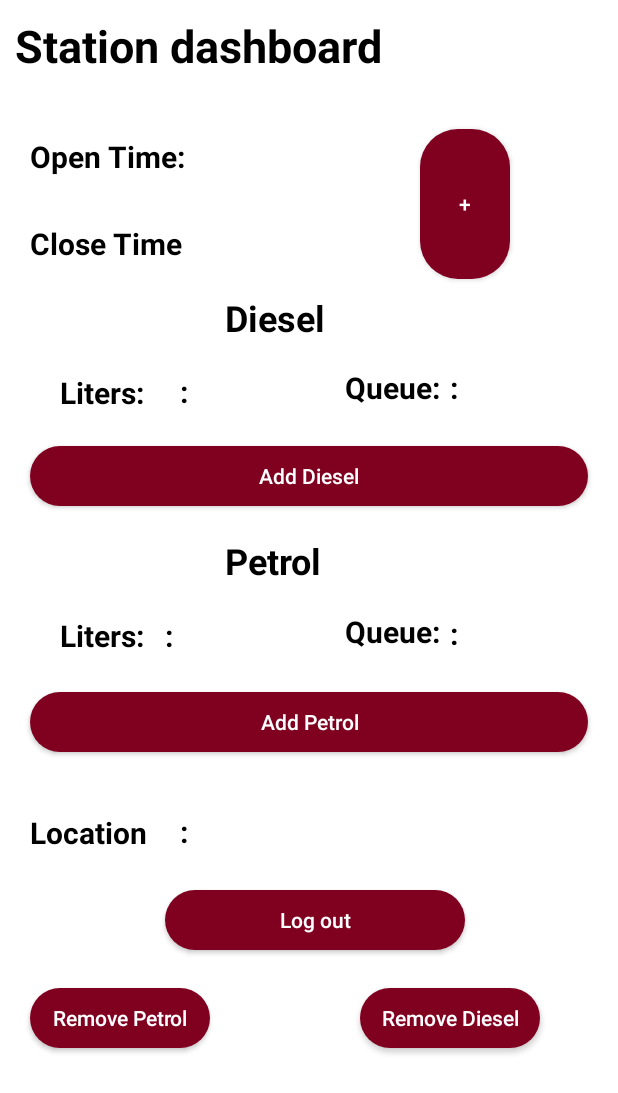
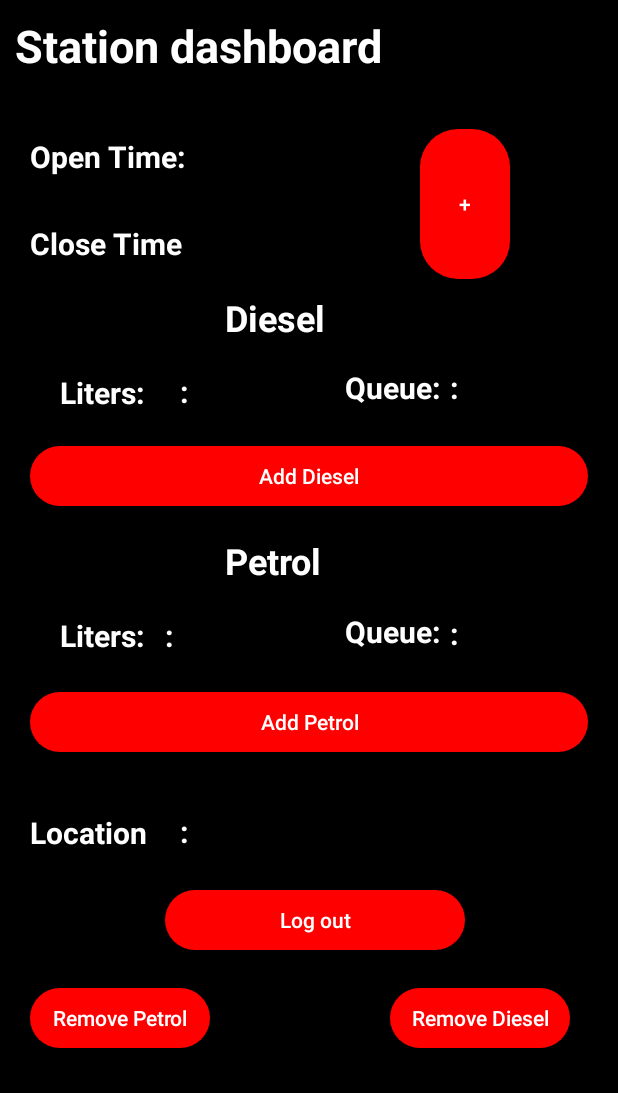
Before and after one commit to Agasthi98/StationAppFrontend, an Android app: the ShedOwnerActivity screen opened directly, with no data from a screen before it, on a phone screen of 412 x 824 dp. Shown: the top 1093 px of the screen. Run offline under Robolectric (Android 15) with nearby library versions, the phone set to English and light mode, and no system bars.

Commit message:
shed owner layout changed

```diff
--- a/app/src/main/res/layout/activity_shed_owner.xml
+++ b/app/src/main/res/layout/activity_shed_owner.xml
@@ -5,6 +5,7 @@
     android:layout_width="match_parent"
     android:layout_height="match_parent"
     android:orientation="vertical"
+    android:background="@color/black"
     tools:context=".ShedOwnerActivity">
 
     <TextView
@@ -16,7 +17,7 @@
         android:text="Station dashboard"
         android:textSize="30sp"
         android:textStyle="bold"
-        android:textColor="@color/black"/>
+        android:textColor="@color/white"/>
 
 
     <TextView
@@ -28,7 +29,7 @@
         android:text="Open Time: "
         android:textSize="20sp"
         android:textStyle="bold"
-        android:textColor="@color/black"/>
+        android:textColor="@color/white"/>
     <TextView
         android:id="@+id/txtOpenTimeValue"
         android:layout_width="wrap_content"
@@ -38,7 +39,7 @@
         android:text=" "
         android:textSize="20sp"
         android:textStyle="bold"
-        android:textColor="@color/black"/>
+        android:textColor="@color/white"/>
 
     <TextView
         android:id="@+id/txtCloseTime"
@@ -49,7 +50,7 @@
         android:text="Close Time "
         android:textSize="20sp"
         android:textStyle="bold"
-        android:textColor="@color/black"/>
+        android:textColor="@color/white"/>
 
     <androidx.appcompat.widget.AppCompatButton
         android:id="@+id/btnAddOpenTime"
@@ -72,7 +73,7 @@
         android:text=" "
         android:textSize="20sp"
         android:textStyle="bold"
-        android:textColor="@color/black"/>
+        android:textColor="@color/white"/>
 
     <TextView
         android:id="@+id/txtDieselDisplay"
@@ -83,7 +84,7 @@
         android:text="Diesel "
         android:textSize="24sp"
         android:textStyle="bold"
-        android:textColor="@color/black"/>
+        android:textColor="@color/white"/>
 
     <TextView
         android:id="@+id/txtLitersDisplay"
@@ -94,7 +95,7 @@
         android:text="Liters:"
         android:textSize="20dp"
         android:textStyle="bold"
-        android:textColor="@color/black"/>
+        android:textColor="@color/white"/>
 
     <TextView
         android:id="@+id/txtDieselLiterValue"
@@ -103,7 +104,7 @@
         android:layout_marginStart="120dp"
         android:layout_marginTop="-28dp"
         android:text=":"
-        android:textColor="@color/black"
+        android:textColor="@color/white"
         android:textSize="20dp"
         android:textStyle="bold" />
 
@@ -116,7 +117,7 @@
         android:text="Queue:"
         android:textSize="20dp"
         android:textStyle="bold"
-        android:textColor="@color/black"/>
+        android:textColor="@color/white"/>
 
     <TextView
         android:id="@+id/txtQueueDisplayValue"
@@ -127,7 +128,7 @@
         android:text=":"
         android:textSize="20dp"
         android:textStyle="bold"
-        android:textColor="@color/black"/>
+        android:textColor="@color/white"/>
 
     <androidx.appcompat.widget.AppCompatButton
         android:id="@+id/btnAddDiesel"
@@ -150,7 +151,7 @@
         android:text="Petrol "
         android:textSize="24sp"
         android:textStyle="bold"
-        android:textColor="@color/black"/>
+        android:textColor="@color/white"/>
 
     <TextView
         android:id="@+id/txtPetrolLitersDisplay"
@@ -161,7 +162,7 @@
         android:text="Liters:"
         android:textSize="20dp"
         android:textStyle="bold"
-        android:textColor="@color/black"/>
+        android:textColor="@color/white"/>
 
     <TextView
         android:id="@+id/txtPetrolLitersDisplayValue"
@@ -172,7 +173,7 @@
         android:text=":"
         android:textSize="20dp"
         android:textStyle="bold"
-        android:textColor="@color/black"/>
+        android:textColor="@color/white"/>
 
     <TextView
         android:id="@+id/txtPetrolQueueDisplay"
@@ -183,7 +184,7 @@
         android:text="Queue:"
         android:textSize="20dp"
         android:textStyle="bold"
-        android:textColor="@color/black"/>
+        android:textColor="@color/white"/>
 
     <TextView
         android:id="@+id/txtPetrolQueueDisplayValue"
@@ -194,7 +195,7 @@
         android:text=":"
         android:textSize="20dp"
         android:textStyle="bold"
-        android:textColor="@color/black"/>
+        android:textColor="@color/white"/>
 
     <androidx.appcompat.widget.AppCompatButton
         android:id="@+id/btnAddPetrol"
@@ -217,7 +218,7 @@
         android:text="Location "
         android:textSize="20sp"
         android:textStyle="bold"
-        android:textColor="@color/black"/>
+        android:textColor="@color/white"/>
 
     <TextView
         android:id="@+id/txtShedOwnerLocationvalue"
@@ -228,7 +229,7 @@
         android:text=": "
         android:textSize="20sp"
         android:textStyle="bold"
-        android:textColor="@color/black"/>
+        android:textColor="@color/white"/>
 
     <androidx.appcompat.widget.AppCompatButton
         android:id="@+id/btnStationLogOut"
@@ -258,7 +259,7 @@
         android:id="@+id/btnRemoveDiesel"
         android:layout_width="120dp"
         android:layout_height="40dp"
-        android:layout_marginStart="240dp"
+        android:layout_marginStart="260dp"
         android:layout_marginTop="-40dp"
         android:layout_marginEnd="20dp"
         android:background="@drawable/addbutton"
--- a/app/src/main/res/values/colors.xml
+++ b/app/src/main/res/values/colors.xml
@@ -9,6 +9,6 @@
     <color name="white">#FFFFFFFF</color>
     <color name="dark_blue">#0e86d4</color>
     <color name="dark_red">#FF2511</color>
-    <color name="wine_red">#800020</color>
+    <color name="wine_red">#FF0000</color>
 
 </resources>
```
